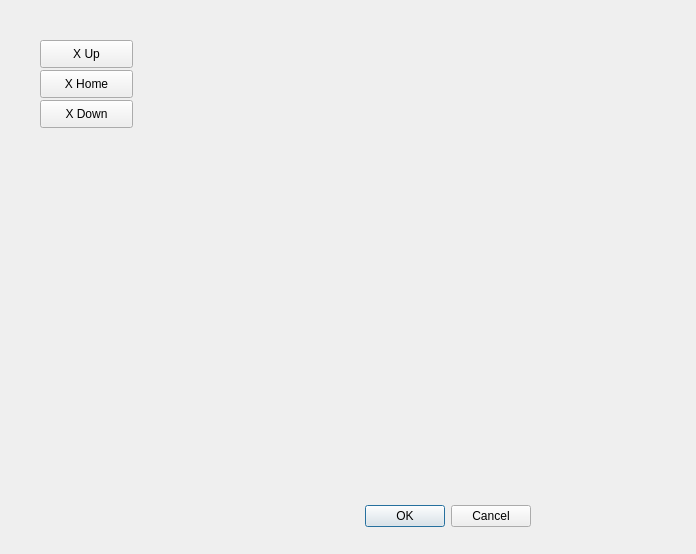
LazerGerraldo/MicroscopeGUI-JanSci, file pyqtmicroscopeui/microscopeGUI.ui: the form before one commit.
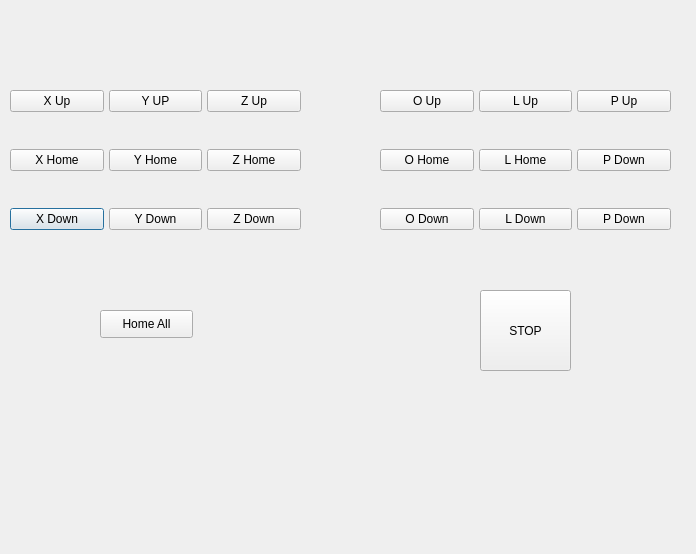
The form after the commit.

The edit to the form file:
```diff
--- a/pyqtmicroscopeui/microscopeGUI.ui
+++ b/pyqtmicroscopeui/microscopeGUI.ui
@@ -16,74 +16,202 @@
   <property name="windowTitle">
    <string>Microscope Control</string>
   </property>
-  <widget class="QDialogButtonBox" name="buttonBox">
-   <property name="enabled">
-    <bool>true</bool>
-   </property>
-   <property name="geometry">
-    <rect>
-     <x>190</x>
-     <y>500</y>
-     <width>341</width>
-     <height>32</height>
-    </rect>
-   </property>
-   <property name="orientation">
-    <enum>Qt::Horizontal</enum>
-   </property>
-   <property name="standardButtons">
-    <set>QDialogButtonBox::Cancel|QDialogButtonBox::Ok</set>
-   </property>
-  </widget>
-  <widget class="QPushButton" name="pushButton">
-   <property name="geometry">
-    <rect>
-     <x>40</x>
-     <y>40</y>
-     <width>93</width>
-     <height>28</height>
-    </rect>
-   </property>
-   <property name="text">
-    <string>X Up</string>
-   </property>
-  </widget>
-  <widget class="QPushButton" name="pushButton_2">
-   <property name="geometry">
-    <rect>
-     <x>40</x>
-     <y>70</y>
-     <width>93</width>
-     <height>28</height>
-    </rect>
-   </property>
-   <property name="text">
-    <string>X Home</string>
-   </property>
-  </widget>
-  <widget class="QPushButton" name="pushButton_3">
-   <property name="geometry">
-    <rect>
-     <x>40</x>
-     <y>100</y>
-     <width>93</width>
-     <height>28</height>
-    </rect>
-   </property>
-   <property name="text">
-    <string>X Down</string>
-   </property>
-  </widget>
   <widget class="QWidget" name="gridLayoutWidget">
    <property name="geometry">
     <rect>
-     <x>400</x>
-     <y>110</y>
-     <width>160</width>
+     <x>10</x>
+     <y>60</y>
+     <width>291</width>
      <height>201</height>
     </rect>
    </property>
-   <layout class="QGridLayout" name="gridLayout"/>
+   <layout class="QGridLayout" name="XYZLayout">
+    <property name="leftMargin">
+     <number>0</number>
+    </property>
+    <property name="horizontalSpacing">
+     <number>5</number>
+    </property>
+    <property name="verticalSpacing">
+     <number>7</number>
+    </property>
+    <item row="2" column="0">
+     <widget class="QPushButton" name="pushButton_3">
+      <property name="text">
+       <string>X Down</string>
+      </property>
+     </widget>
+    </item>
+    <item row="0" column="2">
+     <widget class="QPushButton" name="pushButton_8">
+      <property name="text">
+       <string>Z Up</string>
+      </property>
+     </widget>
+    </item>
+    <item row="1" column="0">
+     <widget class="QPushButton" name="pushButton_2">
+      <property name="text">
+       <string>X Home</string>
+      </property>
+     </widget>
+    </item>
+    <item row="0" column="0">
+     <widget class="QPushButton" name="pushButton">
+      <property name="text">
+       <string>X Up</string>
+      </property>
+     </widget>
+    </item>
+    <item row="1" column="1">
+     <widget class="QPushButton" name="pushButton_5">
+      <property name="text">
+       <string>Y Home</string>
+      </property>
+     </widget>
+    </item>
+    <item row="1" column="2">
+     <widget class="QPushButton" name="pushButton_7">
+      <property name="text">
+       <string>Z Home</string>
+      </property>
+     </widget>
+    </item>
+    <item row="2" column="2">
+     <widget class="QPushButton" name="pushButton_11">
+      <property name="text">
+       <string>Z Down</string>
+      </property>
+     </widget>
+    </item>
+    <item row="0" column="1">
+     <widget class="QPushButton" name="pushButton_4">
+      <property name="text">
+       <string>Y UP</string>
+      </property>
+     </widget>
+    </item>
+    <item row="2" column="1">
+     <widget class="QPushButton" name="pushButton_6">
+      <property name="text">
+       <string>Y Down</string>
+      </property>
+     </widget>
+    </item>
+   </layout>
+  </widget>
+  <widget class="QWidget" name="gridLayoutWidget_2">
+   <property name="geometry">
+    <rect>
+     <x>380</x>
+     <y>60</y>
+     <width>291</width>
+     <height>201</height>
+    </rect>
+   </property>
+   <layout class="QGridLayout" name="OLPLayour">
+    <property name="leftMargin">
+     <number>0</number>
+    </property>
+    <property name="horizontalSpacing">
+     <number>5</number>
+    </property>
+    <property name="verticalSpacing">
+     <number>7</number>
+    </property>
+    <item row="0" column="0">
+     <widget class="QPushButton" name="pushButton_13">
+      <property name="text">
+       <string>O Up</string>
+      </property>
+     </widget>
+    </item>
+    <item row="2" column="1">
+     <widget class="QPushButton" name="pushButton_18">
+      <property name="text">
+       <string>L Down</string>
+      </property>
+     </widget>
+    </item>
+    <item row="0" column="1">
+     <widget class="QPushButton" name="pushButton_17">
+      <property name="text">
+       <string>L Up</string>
+      </property>
+     </widget>
+    </item>
+    <item row="1" column="1">
+     <widget class="QPushButton" name="pushButton_14">
+      <property name="text">
+       <string>L Home</string>
+      </property>
+     </widget>
+    </item>
+    <item row="0" column="2">
+     <widget class="QPushButton" name="pushButton_10">
+      <property name="text">
+       <string>P Up</string>
+      </property>
+     </widget>
+    </item>
+    <item row="2" column="2">
+     <widget class="QPushButton" name="pushButton_16">
+      <property name="text">
+       <string>P Down</string>
+      </property>
+     </widget>
+    </item>
+    <item row="2" column="0">
+     <widget class="QPushButton" name="pushButton_9">
+      <property name="text">
+       <string>O Down</string>
+      </property>
+     </widget>
+    </item>
+    <item row="1" column="0">
+     <widget class="QPushButton" name="pushButton_12">
+      <property name="text">
+       <string>O Home</string>
+      </property>
+     </widget>
+    </item>
+    <item row="1" column="2">
+     <widget class="QPushButton" name="pushButton_15">
+      <property name="text">
+       <string>P Down</string>
+      </property>
+     </widget>
+    </item>
+   </layout>
+  </widget>
+  <widget class="QPushButton" name="pushButton_19">
+   <property name="geometry">
+    <rect>
+     <x>100</x>
+     <y>310</y>
+     <width>93</width>
+     <height>28</height>
+    </rect>
+   </property>
+   <property name="text">
+    <string>Home All</string>
+   </property>
+  </widget>
+  <widget class="QPushButton" name="pushButton_20">
+   <property name="geometry">
+    <rect>
+     <x>480</x>
+     <y>290</y>
+     <width>91</width>
+     <height>81</height>
+    </rect>
+   </property>
+   <property name="autoFillBackground">
+    <bool>false</bool>
+   </property>
+   <property name="text">
+    <string>STOP</string>
+   </property>
   </widget>
  </widget>
  <resources/>
```
Left out of the diff: 35 changed lines with no effect on the pictures.
